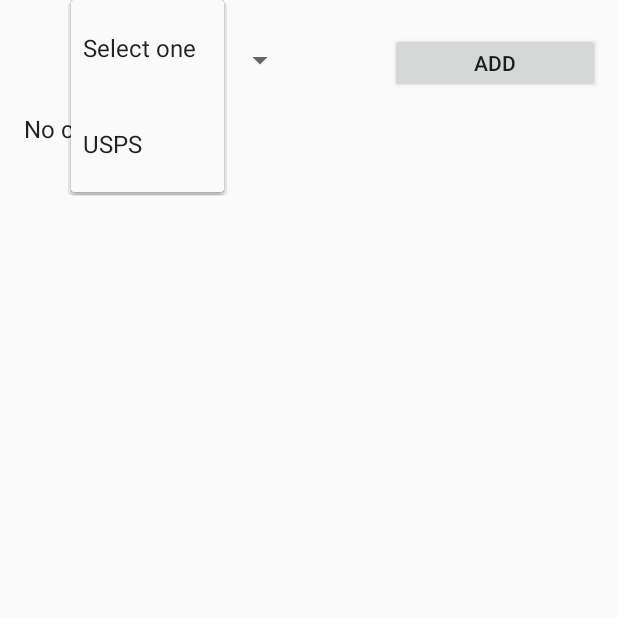
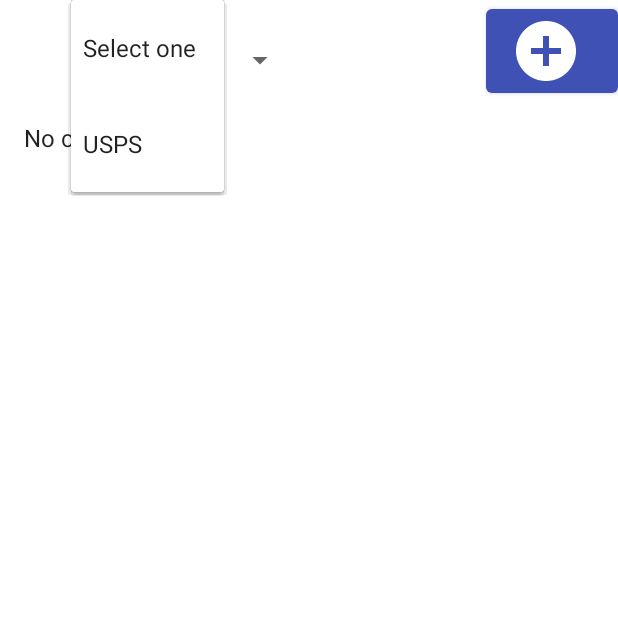
Before and after one commit to macleod2486/PackageTracker, an Android app: the screen it shows after launch (MainActivity), after a tap on "Select one", on a phone screen of 412 x 824 dp, the top half of it. Run offline under Robolectric (Android 15) with nearby library versions, the phone set to English and light mode, and no system bars; 2 statements that could not run were skipped.

Commit message:
Changed theme for a material design

```diff
--- a/app/src/main/res/layout/content_main.xml
+++ b/app/src/main/res/layout/content_main.xml
@@ -17,17 +17,15 @@
             android:textSize="14sp"
             android:visibility="visible"></Spinner>
 
-        <Button
+        <com.google.android.material.button.MaterialButton
             android:id="@+id/add"
-            android:layout_width="140dp"
-            android:layout_height="40dp"
+            app:icon="@mipmap/add_icon"
+            android:layout_width="wrap_content"
+            android:layout_height="wrap_content"
             android:layout_alignParentEnd="true"
-            android:layout_alignParentTop="true"
-            android:layout_marginEnd="12dp"
-            android:layout_marginTop="22dp"
-            android:text="@string/addButtonText">
+            android:layout_alignParentTop="true">
 
-        </Button>
+        </com.google.android.material.button.MaterialButton>
 
         <ListView
             android:id="@+id/entries"
--- a/app/src/main/res/values/styles.xml
+++ b/app/src/main/res/values/styles.xml
@@ -1,7 +1,7 @@
 <resources>
 
     <!-- Base application theme. -->
-    <style name="AppTheme" parent="Theme.AppCompat.Light.DarkActionBar">
+    <style name="AppTheme" parent="Theme.MaterialComponents.Light.DarkActionBar">
         <!-- Customize your theme here. -->
         <item name="colorPrimary">@color/colorPrimary</item>
         <item name="colorPrimaryDark">@color/colorPrimaryDark</item>
```
Also changed, not shown: app/src/main/res/mipmap-hdpi/add_icon.png (added), app/src/main/res/mipmap-mdpi/add_icon.png (added), app/src/main/res/mipmap-xhdpi/add_icon.png (added), app/src/main/res/mipmap-xxhdpi/add_icon.png (added), app/src/main/res/mipmap-xxxhdpi/add_icon.png (added).
